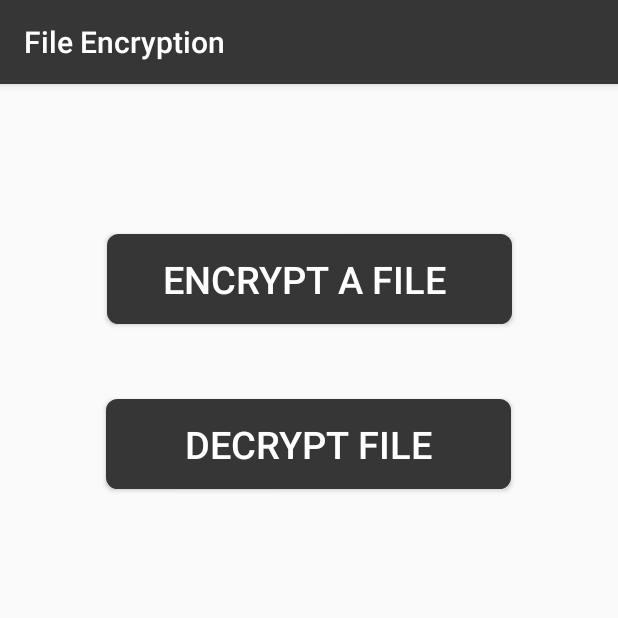
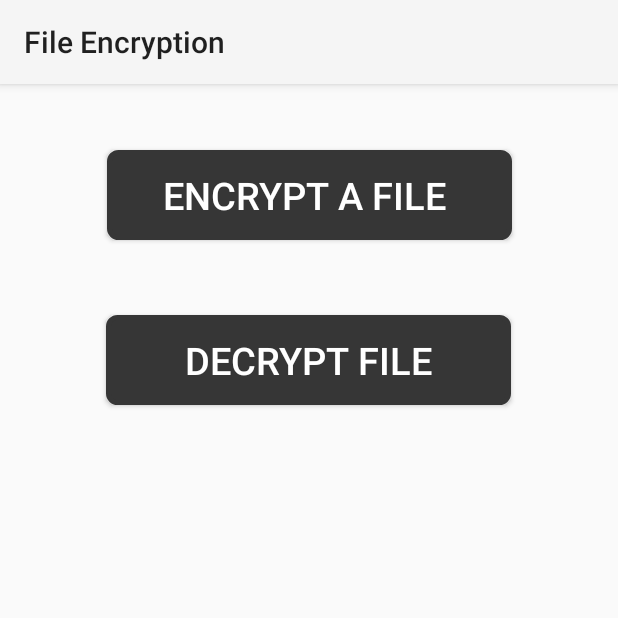
Before and after one commit to AgiBla/Encrypt, an Android app: the screen it shows after launch (MainActivity), on a phone screen of 412 x 824 dp, the top half of it. Run offline under Robolectric (Android 15) with nearby library versions, the phone set to English and light mode, and no system bars; our stand-ins replace Room's generated code; libraries missing offline, so code that uses them is left out: com.github.rs3vans.krypto; 5 statements that could not run were skipped.

Commit message:
Added Toolbar

```diff
--- a/app/src/main/AndroidManifest.xml
+++ b/app/src/main/AndroidManifest.xml
@@ -12,7 +12,7 @@
         android:label="@string/app_name"
         android:roundIcon="@mipmap/logo_round"
         android:supportsRtl="true"
-        android:theme="@style/AppTheme">
+        android:theme="@style/Theme.AppCompat.Light.NoActionBar">
         <activity android:name=".MainActivity">
             <intent-filter>
                 <action android:name="android.intent.action.MAIN" />
--- a/app/src/main/java/cs/ut/ee/fileencryption/MainActivity.kt
+++ b/app/src/main/java/cs/ut/ee/fileencryption/MainActivity.kt
@@ -26,6 +26,7 @@
     override fun onCreate(savedInstanceState: Bundle?) {
         super.onCreate(savedInstanceState)
         setContentView(R.layout.activity_main)
+        setSupportActionBar(findViewById(R.id.my_toolbar))
 
         var test = Decrypted("test".toBytes())
 
--- a/app/src/main/res/layout/activity_main.xml
+++ b/app/src/main/res/layout/activity_main.xml
@@ -5,6 +5,18 @@
     android:layout_width="match_parent"
     android:layout_height="match_parent"
     tools:context=".MainActivity">
+
+    <androidx.appcompat.widget.Toolbar
+    android:id="@+id/my_toolbar"
+    android:layout_width="match_parent"
+    android:layout_height="?attr/actionBarSize"
+    android:background="?attr/colorPrimary"
+    android:elevation="4dp"
+    android:theme="@style/ThemeOverlay.AppCompat.ActionBar"
+    app:layout_constraintEnd_toEndOf="parent"
+    app:layout_constraintStart_toStartOf="parent"
+    app:layout_constraintTop_toTopOf="parent"
+    app:popupTheme="@style/ThemeOverlay.AppCompat.Light" />
 
     <Button
         android:id="@+id/encryptButton"
```
